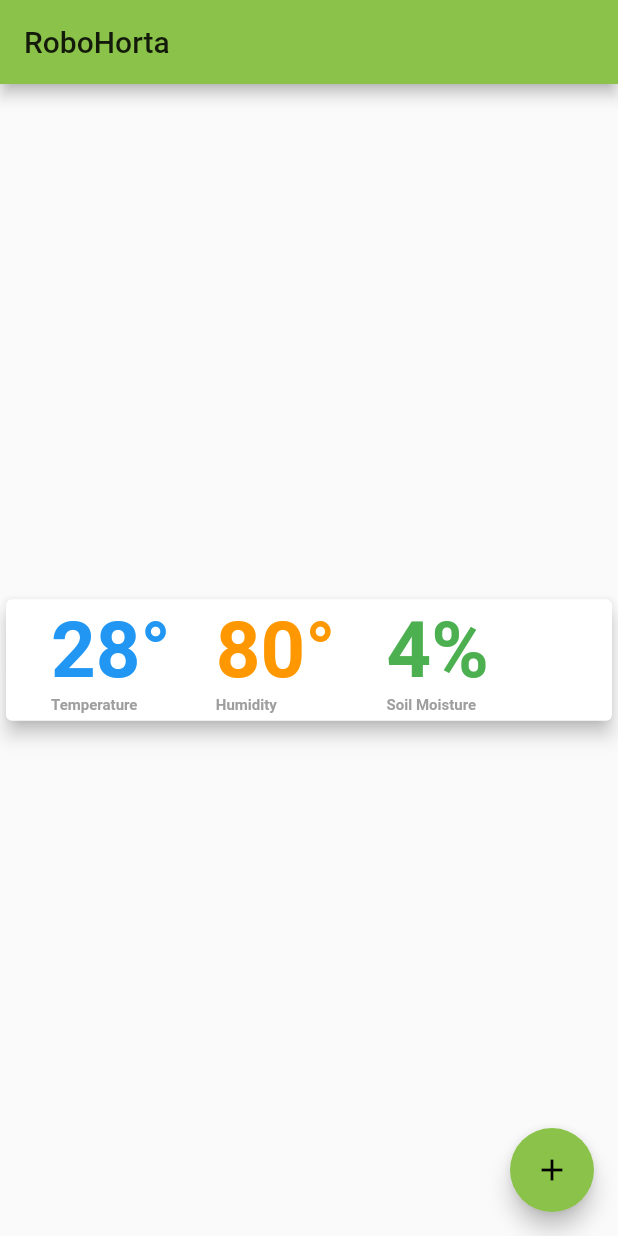
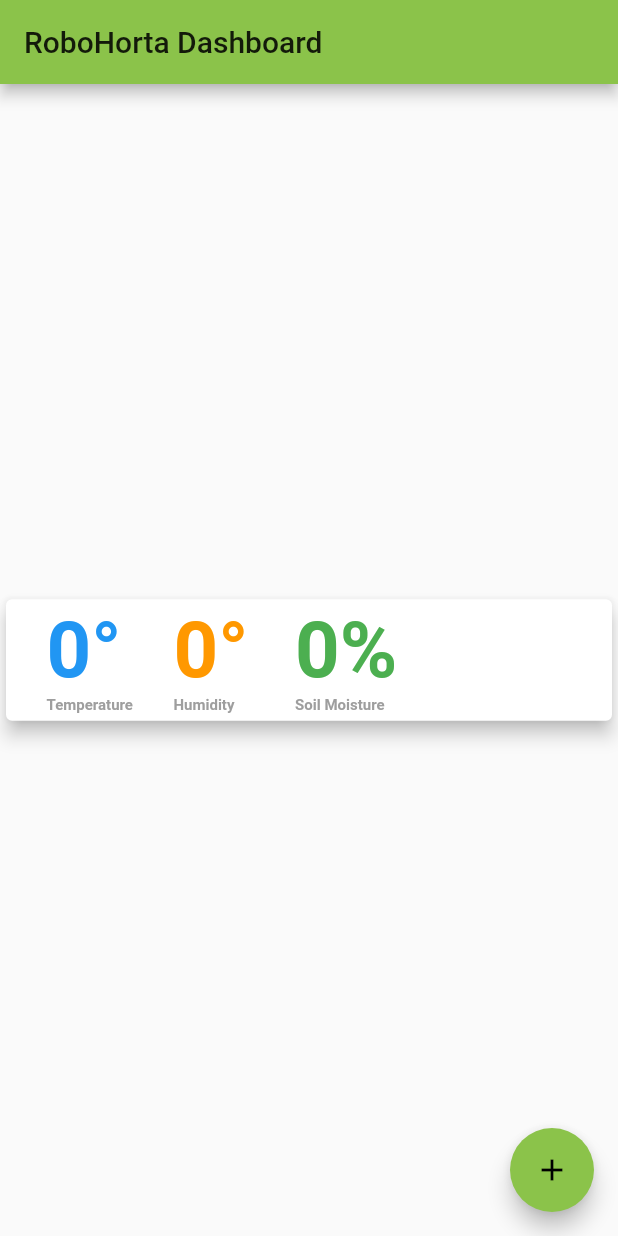
Before and after one commit to wandersonsantos01/robohorta_app, a Flutter app: the screen it shows after launch, after a tap on the "add" icon, on a phone screen of 412 x 824 dp. Run offline on Flutter 3.47's test engine with Material 2 defaults, Android fonts, the phone set to English and light mode, and no system bars; missing offline and left inert: mongo_dart.

Commit message:
Reading last record of temperature, air humidity and soil moisture sensors from mongodb and displaying on the dashboard card.

```diff
--- /dev/null
+++ b/lib/get_data.dart
@@ -0,0 +1,22 @@
+import 'package:mongo_dart/mongo_dart.dart';
+//import 'dart:convert';
+
+Future getData() async {
+
+  Db db = new Db("mongodb://192.168.0.20:27017/robohorta");
+  await db.open();
+  await db.authenticate('robohorta', 'qwerty123456');
+
+  print('Connected to database');
+
+  DbCollection coll = db.collection('events');
+  var information = await coll.findOne(where.sortBy('start', descending: true));
+  await db.close();
+  print('Connection Closed');
+
+  List<double> result = [information['temperature'][0]['degrees'], information['air_humidity'][0]['percent'], information['soil_moisture'][0]['percent']];
+
+//  print(result);
+
+  return result;
+}
--- a/lib/main.dart
+++ b/lib/main.dart
@@ -1,4 +1,5 @@
 import 'package:flutter/material.dart';
+import 'get_data.dart';
 
 void main() {
   runApp(MyApp());
@@ -26,7 +27,7 @@ class MyApp extends StatelessWidget {
         // closer together (more dense) than on mobile platforms.
         visualDensity: VisualDensity.adaptivePlatformDensity,
       ),
-      home: MyHomePage(title: 'RoboHorta'),
+      home: MyHomePage(title: 'RoboHorta Dashboard'),
     );
   }
 }
@@ -51,64 +52,48 @@ class MyHomePage extends StatefulWidget {
 
 class _MyHomePageState extends State<MyHomePage> {
   int _counter = 0;
+  var _result;
 
-  void _incrementCounter() {
-    setState(() {
+  @override
+  void initState() {
+    // This is the proper place to make the async calls
+    // This way they only get called once
+
+    // During development, if you change this code,
+    // you will need to do a full restart instead of just a hot reload
+
+    // You can't use async/await here,
+    // We can't mark this method as async because of the @override
+    _getData().then((result) {
+      // If we need to rebuild the widget with the resulting data,
+      // make sure to use `setState`
+      setState(() {
+        _result = result;
+      });
+    });
+  }
+
+  _incrementCounter() {
+    setState(() async {
       // This call to setState tells the Flutter framework that something has
       // changed in this State, which causes it to rerun the build method below
       // so that the display can reflect the updated values. If we changed
       // _counter without calling setState(), then the build method would not be
       // called again, and so nothing would appear to happen.
+
       _counter++;
     });
   }
 
-  Widget firstCard() {
-    /*return Row(
-      mainAxisAlignment: MainAxisAlignment.spaceEvenly,
-      children: <Widget>[
-        FlatButton(
-          shape: new RoundedRectangleBorder(borderRadius: new BorderRadius.circular(30.0)),
-          child: RichText(
-            text: TextSpan(
-                text: '28°',
-                style:
-                TextStyle(fontWeight: FontWeight.bold, color: Colors.blue, fontSize: 52),
-                children: [
-                  TextSpan(
-                      text: '\nTemperature',
-                      style: TextStyle(color: Colors.grey, fontWeight: FontWeight.bold, fontSize: 10))
-                ]),
-          ),
-        ),
-        FlatButton(
-          child: RichText(
-            text: TextSpan(
-                text: '80°',
-                style:
-                TextStyle(fontWeight: FontWeight.bold, color: Colors.orange, fontSize: 52),
-                children: [
-                  TextSpan(
-                      text: '\nHumidity',
-                      style: TextStyle(color: Colors.grey, fontWeight: FontWeight.bold, fontSize: 10))
-                ]),
-          ),
-        ),
-        FlatButton(
-          child: RichText(
-            text: TextSpan(
-                text: '4%',
-                style:
-                TextStyle(fontWeight: FontWeight.bold, color: Colors.green, fontSize: 52),
-                children: [
-                  TextSpan(
-                      text: '\nSoil Moisture',
-                      style: TextStyle(color: Colors.grey, fontWeight: FontWeight.bold, fontSize: 10))
-                ]),
-          ),
-        )
-      ],
-    );*/
+  _getData() async {
+      var data = await getData();
+//      print(data);
+
+      return data;
+  }
+
+
+  Widget firstCard(temperature, air_humidity, soil_moisture) {
     return Center(
       child: Card(
         elevation: 5,
@@ -119,11 +104,11 @@ class _MyHomePageState extends State<MyHomePage> {
               Row(
                 children: <Widget>[
                   Card(
-                    margin: new EdgeInsets.only(left: 30),
+                    margin: new EdgeInsets.only(left: 27),
                     elevation: 0,
                     child: RichText(
                       text: TextSpan(
-                          text: '28°',
+                          text: temperature,
                           style: TextStyle(
                               fontWeight: FontWeight.bold, color: Colors.blue, fontSize: 52),
                           children: [
@@ -135,11 +120,11 @@ class _MyHomePageState extends State<MyHomePage> {
                     ),
                   ),
                   Card(
-                    margin: new EdgeInsets.only(right: 30, left: 30),
+                    margin: new EdgeInsets.only(right: 27, left: 27),
                     elevation: 0,
                     child: RichText(
                       text: TextSpan(
-                          text: '80°',
+                          text: air_humidity,
                           style: TextStyle(
                               fontWeight: FontWeight.bold, color: Colors.orange, fontSize: 52),
                           children: [
@@ -154,7 +139,7 @@ class _MyHomePageState extends State<MyHomePage> {
                     elevation: 0,
                     child: RichText(
                       text: TextSpan(
-                          text: '4%',
+                          text: soil_moisture,
                           style: TextStyle(
                               fontWeight: FontWeight.bold, color: Colors.green, fontSize: 52),
                           children: [
@@ -182,6 +167,16 @@ class _MyHomePageState extends State<MyHomePage> {
 
   @override
   Widget build(BuildContext context) {
+    var temperature = '0°';
+    var air_humidity = '0°';
+    var soil_moisture = '0%';
+
+    if (_result != null) {
+      temperature = _result[0].round().toString() + '°';
+      air_humidity = _result[1].round().toString() + '%';
+      soil_moisture = _result[2].round().toString() + '%';
+    }
+
     // This method is rerun every time setState is called, for instance as done
     // by the _incrementCounter method above.
     //
@@ -213,7 +208,7 @@ class _MyHomePageState extends State<MyHomePage> {
           // axis because Columns are vertical (the cross axis would be
           // horizontal).
           mainAxisAlignment: MainAxisAlignment.center,
-          children: <Widget>[firstCard()],
+          children: <Widget>[firstCard(temperature, air_humidity, soil_moisture)],
         ),
       ),
       floatingActionButton: FloatingActionButton(
--- a/pubspec.yaml
+++ b/pubspec.yaml
@@ -23,6 +23,7 @@ environment:
 dependencies:
   flutter:
     sdk: flutter
+  mongo_dart: "^0.4.0"
 
 
   # The following adds the Cupertino Icons font to your application.
```
Also changed, not shown: pubspec.lock.
